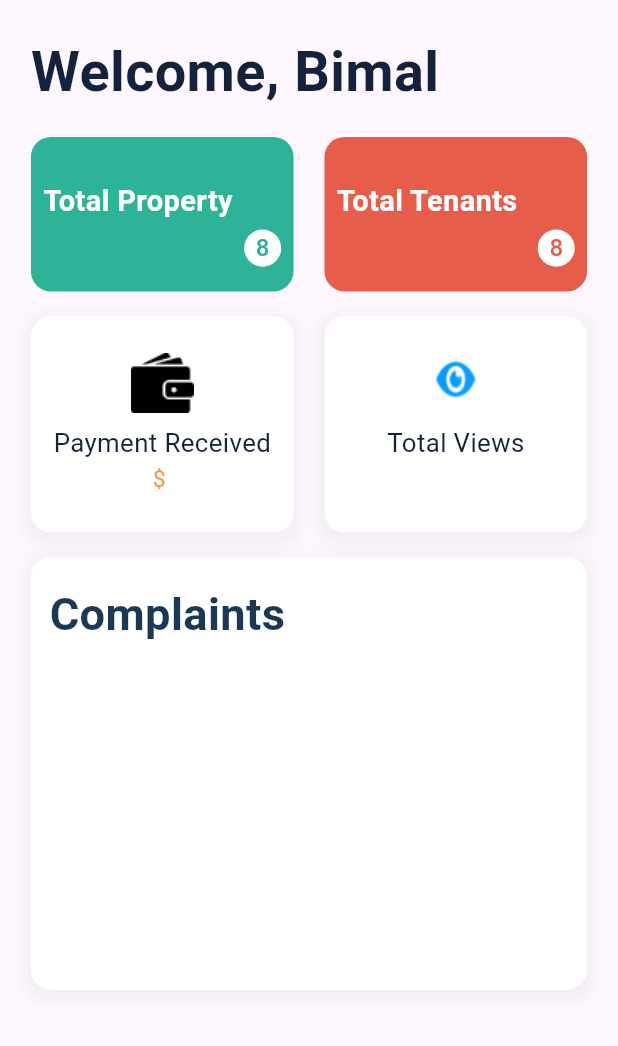
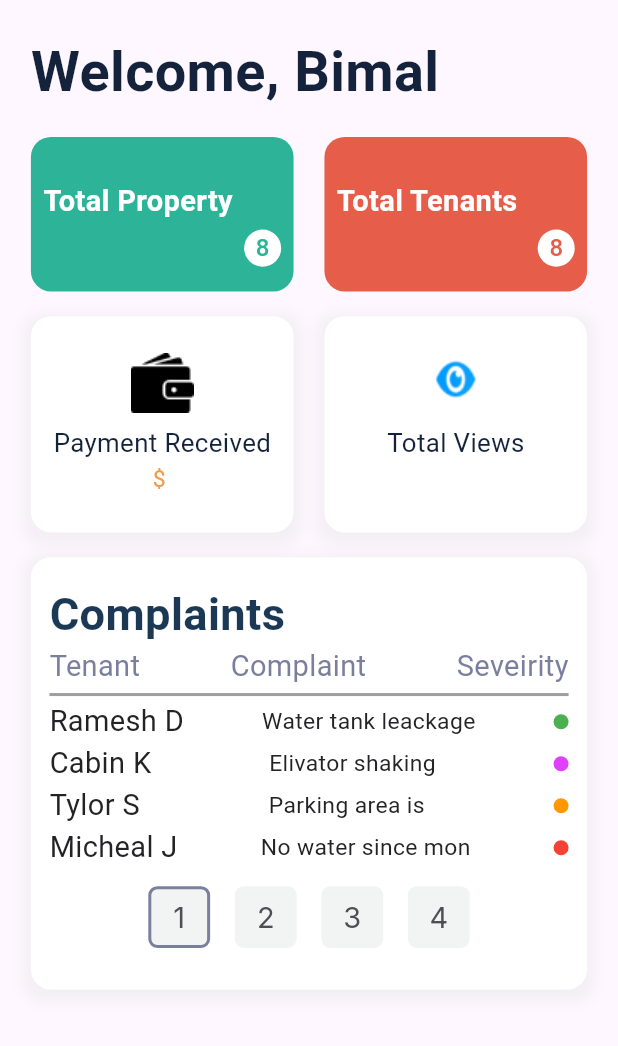
Before and after one commit to infinite-dev22/arctic_fox, a Flutter app: the HomePage screen opened directly, on a phone screen of 412 x 824 dp, the part 60-1106 px from its top. Run offline on Flutter 3.47's test engine with Material 2 defaults, Android fonts, the light colour scheme and no system bars; drawn by our look-alikes of flutter_bounceable; our stand-ins replace dropdown_button2, dropdown_textfield, flutter_spinkit, get, google_fonts, responsive_sizer; missing offline and left inert: amount_formatter, proste_bezier_curve; Roboto replaces fonts that are missing (Hind).

Commit message:
tenant & complaints update

```diff
--- /dev/null
+++ b/lib/controllers/complaints/complaints_controller.dart
@@ -0,0 +1,49 @@
+import 'package:flutter/material.dart';
+import 'package:get/get.dart';
+import 'package:smart_rent/models/complaint/complaint_model.dart';
+
+class ComplaintsController extends GetxController {
+  var complaintsPerPage = 4;
+  var currentPage = 1.obs;
+  var selectedPage = 1.obs;
+  var complaints = <ComplaintModel>[].obs;
+
+  List<ComplaintModel> initialComplaints = [
+    ComplaintModel(tenant: 'Ramesh D', description: 'Water tank leackage', sevierity: Colors.green),
+    ComplaintModel(tenant: 'Cabin K', description: 'Elivator shaking', sevierity: Colors.purpleAccent),
+    ComplaintModel(tenant: 'Tylor S', description: 'Parking area is', sevierity: Colors.orange),
+    ComplaintModel(tenant: 'Micheal J', description: 'No water since mon', sevierity: Colors.red),
+    ComplaintModel(tenant: 'Cabin D', description: 'Water tank leackage', sevierity: Colors.green),
+    ComplaintModel(tenant: 'Cabin K', description: 'Elivator shaking', sevierity: Colors.purpleAccent),
+    ComplaintModel(tenant: 'Tylor S', description: 'Parking area is', sevierity: Colors.orange),
+    ComplaintModel(tenant: 'Micheal J', description: 'No water since mon', sevierity: Colors.red),
+    ComplaintModel(tenant: 'Taylor D', description: 'Water tank leackage', sevierity: Colors.green),
+    ComplaintModel(tenant: 'Cabin K', description: 'Elivator shaking', sevierity: Colors.purpleAccent),
+    ComplaintModel(tenant: 'Tylor S', description: 'Parking area is', sevierity: Colors.orange),
+    ComplaintModel(tenant: 'Micheal J', description: 'No water since mon', sevierity: Colors.red),
+    ComplaintModel(tenant: 'Micheal D', description: 'Water tank leackage', sevierity: Colors.green),
+    ComplaintModel(tenant: 'Cabin K', description: 'Elivator shaking', sevierity: Colors.purpleAccent),
+    ComplaintModel(tenant: 'Tylor S', description: 'Parking area is', sevierity: Colors.orange),
+    ComplaintModel(tenant: 'Micheal J', description: 'No water since mon', sevierity: Colors.red),
+  ];
+
+  @override
+  void onInit() {
+    // TODO: implement onInit
+    super.onInit();
+    fetchData();
+  }
+
+  void fetchData() {
+    final start = (currentPage.value - 1) * complaintsPerPage;
+    final end = start + complaintsPerPage;
+    // final data = List.generate(totalComplaints, (index) => 'rian complaint $index');
+    complaints.value = initialComplaints.getRange(start, end).toList();
+  }
+
+  void goToPage(int page) {
+    currentPage.value = page;
+    selectedPage.value = page;
+    fetchData();
+  }
+}
--- /dev/null
+++ b/lib/models/complaint/complaint_model.dart
@@ -0,0 +1,14 @@
+
+import 'package:flutter/material.dart';
+
+class ComplaintModel {
+
+  final String tenant;
+  final String description;
+  final Color sevierity;
+
+  ComplaintModel({ required this.tenant, required this.description, required this.sevierity});
+
+
+
+}
--- a/lib/screens/home/homepage_screen.dart
+++ b/lib/screens/home/homepage_screen.dart
@@ -1,7 +1,9 @@
 import 'package:flutter/material.dart';
 import 'package:get/get.dart';
 import 'package:responsive_sizer/responsive_sizer.dart';
+import 'package:smart_rent/controllers/complaints/complaints_controller.dart';
 import 'package:smart_rent/screens/property/property_list_screen.dart';
+import 'package:smart_rent/screens/tenant/tenant_list_screen.dart';
 import 'package:smart_rent/styles/app_theme.dart';
 import 'package:smart_rent/widgets/app_header.dart';
 import 'package:smart_rent/widgets/complaints_widget.dart';
@@ -13,15 +15,11 @@ class HomePage extends StatelessWidget {
 
   @override
   Widget build(BuildContext context) {
+    final ComplaintsController complaintsController = Get.put(ComplaintsController());
     return Scaffold(
       appBar: AppHeader(
         title: 'Dashboard',
-        actions: [
-          Padding(
-            padding: EdgeInsets.only(right: 5.w),
-            child: Image.asset('assets/home/sidely.png'),
-          ),
-        ],
+        leading: Container(),
       ),
 
       body: Padding(
@@ -50,7 +48,7 @@ class HomePage extends StatelessWidget {
                     color: AppTheme.redCardColor, total: 8,
                     title: 'Total Tenants',
                     function: () {
-
+                      Get.to(() => TenantListScreen(), transition: Transition.zoom);
                     },),
                 ],
               ),
@@ -67,7 +65,9 @@ class HomePage extends StatelessWidget {
 
               SizedBox(height: 2.h,),
 
-              ComplaintsWidget(),
+              ComplaintsWidget(
+                complaintsController: complaintsController,
+              ),
 
             ],
           ),
--- a/lib/styles/app_theme.dart
+++ b/lib/styles/app_theme.dart
@@ -25,6 +25,9 @@ class AppTheme{
   static const blackColor1 = Color(0xFF121515);
   static const blackColor2 = Color(0xFF14223B);
   static const foundationColor = Color(0xFF1A1E25);
+  static const darkBlueColor = Color(0xFF1A2B49);
+  static const gray60Color = Color(0xFF4E4E53);
+  static const gray70Color = Color(0xFF232326);
   static const orange1 = Color(0xFFF2994A);
   static const shadowColor = Colors.black;
 
@@ -47,6 +50,36 @@ class AppTheme{
     color: greyTextColor1,
     fontSize: 18.sp,
     fontWeight: FontWeight.w400,
+  );
+
+  static TextStyle get gray70Text => GoogleFonts.hind(
+    color: gray70Color,
+    fontSize: 18.sp,
+    fontWeight: FontWeight.w400,
+  );
+
+  static TextStyle get gray70Text2 => GoogleFonts.hind(
+    color: gray70Color,
+    fontSize: 16.sp,
+    fontWeight: FontWeight.w400,
+  );
+
+  static TextStyle get subTextInter1 => GoogleFonts.inter(
+    color: gray60Color,
+    fontSize: 18.sp,
+    fontWeight: FontWeight.w400,
+  );
+
+  static TextStyle get darkBlueText1 => GoogleFonts.hind(
+    color: darkBlueColor,
+    fontSize: 18.sp,
+    fontWeight: FontWeight.w500,
+  );
+
+  static TextStyle get darkBlueTitle => GoogleFonts.hind(
+    color: darkBlueColor,
+    fontSize: 22.5.sp,
+    fontWeight: FontWeight.w700,
   );
 
   static TextStyle get orangeSubText => GoogleFonts.hind(
--- a/lib/widgets/app_header.dart
+++ b/lib/widgets/app_header.dart
@@ -1,4 +1,5 @@
 import 'package:flutter/material.dart';
+import 'package:get/get.dart';
 import 'package:responsive_sizer/responsive_sizer.dart';
 import 'package:smart_rent/styles/app_theme.dart';
 
@@ -16,8 +17,13 @@ class AppHeader extends StatelessWidget implements PreferredSizeWidget{
       automaticallyImplyLeading: false,
       title: Text(title ?? '', style: AppTheme.appTitle3,),
       centerTitle: true,
-      actions: actions ?? [],
-      leading: leading,
+      actions: actions ?? [
+        Padding(
+          padding: EdgeInsets.only(right: 5.w),
+          child: Image.asset('assets/home/sidely.png'),
+        ),
+      ],
+      leading: leading ?? GestureDetector(onTap: (){Get.back();},child: leading ?? Image.asset('assets/general/back.png')),
     );
   }
 
--- a/lib/widgets/complaints_widget.dart
+++ b/lib/widgets/complaints_widget.dart
@@ -1,9 +1,14 @@
 import 'package:flutter/material.dart';
+import 'package:flutter_bounceable/flutter_bounceable.dart';
+import 'package:get/get_state_manager/src/rx_flutter/rx_obx_widget.dart';
 import 'package:responsive_sizer/responsive_sizer.dart';
+import 'package:smart_rent/controllers/complaints/complaints_controller.dart';
 import 'package:smart_rent/styles/app_theme.dart';
 
 class ComplaintsWidget extends StatelessWidget {
-  const ComplaintsWidget({super.key});
+  final ComplaintsController complaintsController;
+
+  const ComplaintsWidget({super.key, required this.complaintsController});
 
   @override
   Widget build(BuildContext context) {
@@ -32,7 +37,83 @@ class ComplaintsWidget extends StatelessWidget {
         mainAxisAlignment: MainAxisAlignment.start,
         crossAxisAlignment: CrossAxisAlignment.start,
         children: [
-          Text('Complaints', style: AppTheme.appTitle1,)
+          Text('Complaints', style: AppTheme.appTitle1,),
+          Row(
+            mainAxisAlignment: MainAxisAlignment.spaceBetween,
+            crossAxisAlignment: CrossAxisAlignment.start,
+            children: [
+              Text('Tenant', style: AppTheme.subText,),
+              Text('Complaint', style: AppTheme.subText,),
+              Text('Seveirity', style: AppTheme.subText,),
+            ],
+          ),
+          Divider(
+            height: 1.h,
+            color: Colors.grey,
+            thickness: 2,
+          ),
+          Obx(() {
+            return Container(
+              height: 15.h,
+              child: ListView.builder(
+                  shrinkWrap: true,
+                  itemCount: complaintsController.complaints.length,
+                  itemBuilder: (context, index) {
+                    var complaint = complaintsController.complaints[index];
+
+                    return Row(
+                      mainAxisAlignment: MainAxisAlignment.spaceBetween,
+                      children: [
+                        Text(complaint.tenant, style: AppTheme.gray70Text,),
+                        Text(complaint.description, style: AppTheme.gray70Text2,),
+                        CircleAvatar(
+                          radius: 5,
+                          backgroundColor: complaint.sevierity,
+                        )
+                      ],
+                    );
+                  }),
+            );
+          }),
+
+          Obx(() {
+            return Row(
+              mainAxisAlignment: MainAxisAlignment.center,
+              children: [
+                for (int page = 1; page <=
+                    (complaintsController.initialComplaints.length /
+                        complaintsController.complaintsPerPage).ceil(); page++)
+                  Padding(
+                    padding: EdgeInsets.symmetric(horizontal: 2.w),
+                    child: Bounceable(
+                      onTap: () {
+                        complaintsController.goToPage(page);
+                      },
+                      child: Container(
+                        height: 5.h,
+                        width: 10.w,
+                        decoration: BoxDecoration(
+                          color: AppTheme.fillColor,
+                          borderRadius: BorderRadius.circular(10.sp),
+                          border: Border.all(
+                            color: page == complaintsController.currentPage.value ? AppTheme.greyTextColor1 : Colors.transparent,
+                            width: 2,
+                          )
+                        ),
+                        child: Center(child: Text(page.toString(), style: AppTheme.subTextInter1,),),
+                      ),
+                      // child: CircleAvatar(
+                      //   backgroundColor: page ==
+                      //       complaintsController.currentPage.value
+                      //       ? Colors.green
+                      //       : null,
+                      //   child: Text(page.toString()),
+                      // ),
+                    ),
+                  )
+              ],
+            );
+          }),
         ],
       ),
     );
--- a/pubspec.yaml
+++ b/pubspec.yaml
@@ -104,6 +104,9 @@ flutter:
     - assets/auth/
     - assets/home/
     - assets/property/
+    - assets/tenant/
+    - assets/general/
+    - assets/avatar/
 
 
   # An image asset can refer to one or more resolution-specific "variants", see
```
Also changed, not shown: lib/screens/property/property_list_screen.dart (+1 -7 lines), lib/screens/tenant/tenant_list_screen.dart (added, +67 -0 lines), lib/widgets/tenant_card_widget.dart (added, +59 -0 lines), assets/avatar/rian.jpg (added), assets/general/back.png (added), assets/general/settings1.png (added), assets/tenant/delete.png (added), assets/tenant/edit.png (added).
